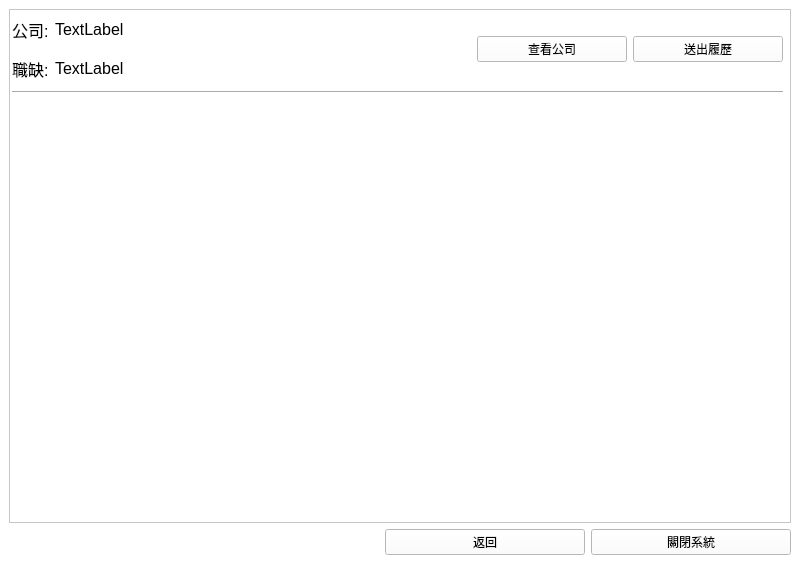
Qt form UI/user_search_interface.ui (smilesmilehero/Advanced_Python_final_project_resume_system) before a commit.
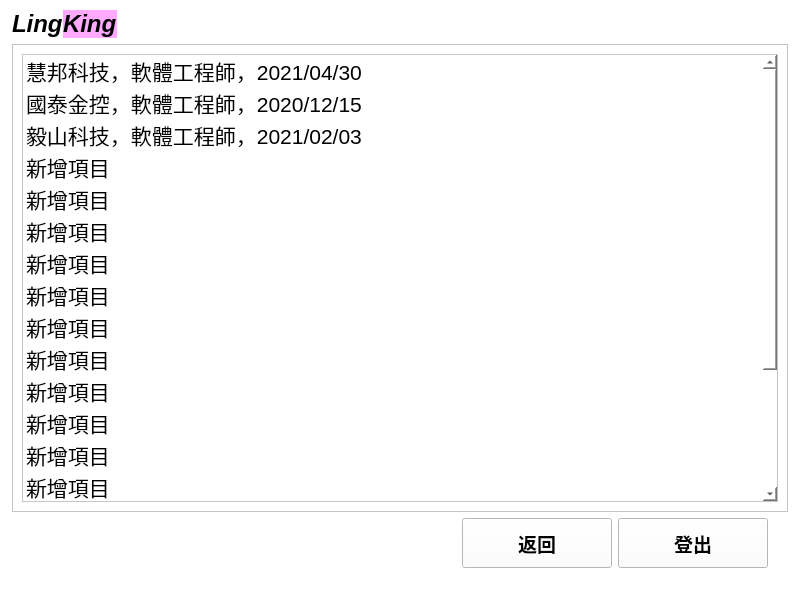
The same form after that commit.

The edit to the form file:
```diff
--- a/UI/user_search_interface.ui
+++ b/UI/user_search_interface.ui
@@ -7,7 +7,7 @@
     <x>0</x>
     <y>0</y>
     <width>800</width>
-    <height>586</height>
+    <height>600</height>
    </rect>
   </property>
   <property name="windowTitle">
@@ -17,8 +17,222 @@
    <string notr="true">background-color: rgb(255, 255, 255);</string>
   </property>
   <widget class="QWidget" name="centralwidget">
+   <layout class="QGridLayout" name="gridLayout_3">
+    <property name="leftMargin">
+     <number>12</number>
+    </property>
+    <property name="topMargin">
+     <number>10</number>
+    </property>
+    <property name="rightMargin">
+     <number>12</number>
+    </property>
+    <property name="bottomMargin">
+     <number>10</number>
+    </property>
+    <item row="0" column="0">
+     <layout class="QGridLayout" name="gridLayout_2">
+      <item row="0" column="0">
+       <layout class="QHBoxLayout" name="horizontalLayout_2">
+        <property name="spacing">
+         <number>0</number>
+        </property>
+        <item>
+         <widget class="QLabel" name="label">
+          <property name="enabled">
+           <bool>true</bool>
+          </property>
+          <property name="sizePolicy">
+           <sizepolicy hsizetype="Fixed" vsizetype="Fixed">
+            <horstretch>1</horstretch>
+            <verstretch>0</verstretch>
+           </sizepolicy>
+          </property>
+          <property name="font">
+           <font>
+            <pointsize>18</pointsize>
+            <weight>75</weight>
+            <italic>true</italic>
+            <bold>true</bold>
+            <strikeout>false</strikeout>
+           </font>
+          </property>
+          <property name="text">
+           <string>Ling</string>
+          </property>
+          <property name="textFormat">
+           <enum>Qt::PlainText</enum>
+          </property>
+          <property name="wordWrap">
+           <bool>false</bool>
+          </property>
+         </widget>
+        </item>
+        <item>
+         <widget class="QLabel" name="label_5">
+          <property name="sizePolicy">
+           <sizepolicy hsizetype="Fixed" vsizetype="Fixed">
+            <horstretch>2</horstretch>
+            <verstretch>0</verstretch>
+           </sizepolicy>
+          </property>
+          <property name="font">
+           <font>
+            <pointsize>18</pointsize>
+            <weight>75</weight>
+            <italic>true</italic>
+            <bold>true</bold>
+           </font>
+          </property>
+          <property name="styleSheet">
+           <string notr="true">background-color: rgb(255, 170, 255)</string>
+          </property>
+          <property name="text">
+           <string>King</string>
+          </property>
+         </widget>
+        </item>
+        <item>
+         <spacer name="horizontalSpacer_2">
+          <property name="orientation">
+           <enum>Qt::Horizontal</enum>
+          </property>
+          <property name="sizeType">
+           <enum>QSizePolicy::Expanding</enum>
+          </property>
+          <property name="sizeHint" stdset="0">
+           <size>
+            <width>40</width>
+            <height>20</height>
+           </size>
+          </property>
+         </spacer>
+        </item>
+       </layout>
+      </item>
+      <item row="1" column="0">
+       <widget class="QScrollArea" name="scrollArea">
+        <property name="widgetResizable">
+         <bool>true</bool>
+        </property>
+        <widget class="QWidget" name="scrollAreaWidgetContents">
+         <property name="geometry">
+          <rect>
+           <x>0</x>
+           <y>0</y>
+           <width>772</width>
+           <height>464</height>
+          </rect>
+         </property>
+         <layout class="QGridLayout" name="gridLayout_4">
+          <item row="0" column="0">
+           <widget class="QListWidget" name="listWidget">
+            <property name="font">
+             <font>
+              <pointsize>16</pointsize>
+             </font>
+            </property>
+            <item>
+             <property name="text">
+              <string>慧邦科技，軟體工程師，2021/04/30</string>
+             </property>
+            </item>
+            <item>
+             <property name="text">
+              <string>國泰金控，軟體工程師，2020/12/15</string>
+             </property>
+            </item>
+            <item>
+             <property name="text">
+              <string>毅山科技，軟體工程師，2021/02/03</string>
+             </property>
+            </item>
+            <item>
+             <property name="text">
+              <string>新增項目</string>
+             </property>
+            </item>
+            <item>
+             <property name="text">
+              <string>新增項目</string>
+             </property>
+            </item>
+            <item>
+             <property name="text">
+              <string>新增項目</string>
+             </property>
+            </item>
+            <item>
+             <property name="text">
+              <string>新增項目</string>
+             </property>
+            </item>
+            <item>
+             <property name="text">
+              <string>新增項目</string>
+             </property>
+            </item>
+            <item>
+             <property name="text">
+              <string>新增項目</string>
+             </property>
+            </item>
+            <item>
+             <property name="text">
+              <string>新增項目</string>
+             </property>
+            </item>
+            <item>
+             <property name="text">
+              <string>新增項目</string>
+             </property>
+            </item>
+            <item>
+             <property name="text">
+              <string>新增項目</string>
+             </property>
+            </item>
+            <item>
+             <property name="text">
+              <string>新增項目</string>
+             </property>
+            </item>
+            <item>
+             <property name="text">
+              <string>新增項目</string>
+             </property>
+            </item>
+            <item>
+             <property name="text">
+              <string>新增項目</string>
+             </property>
+            </item>
+            <item>
+             <property name="text">
+              <string>新增項目</string>
+             </property>
+            </item>
+            <item>
+             <property name="text">
+              <string>新增項目</string>
+             </property>
+            </item>
+            <item>
+             <property name="text">
+              <string>新增項目</string>
+             </property>
+            </item>
+           </widget>
+          </item>
+         </layout>
+        </widget>
+       </widget>
+      </item>
+     </layout>
+    </item>
+    <item row="1" column="0">
    <layout class="QGridLayout" name="gridLayout">
-    <item row="1" column="0">
+      <item row="0" column="0">
      <layout class="QHBoxLayout" name="horizontalLayout">
       <item>
        <spacer name="horizontalSpacer">
@@ -43,12 +257,16 @@
         </property>
         <property name="maximumSize">
          <size>
-          <width>200</width>
-          <height>30</height>
-         </size>
-        </property>
-        <property name="cursor">
-         <cursorShape>PointingHandCursor</cursorShape>
+            <width>150</width>
+            <height>50</height>
+           </size>
+          </property>
+          <property name="font">
+           <font>
+            <pointsize>14</pointsize>
+            <weight>75</weight>
+            <bold>true</bold>
+           </font>
         </property>
         <property name="text">
          <string>返回</string>
@@ -65,165 +283,41 @@
         </property>
         <property name="maximumSize">
          <size>
-          <width>200</width>
-          <height>30</height>
-         </size>
-        </property>
-        <property name="cursor">
-         <cursorShape>PointingHandCursor</cursorShape>
-        </property>
-        <property name="text">
-         <string>關閉系統</string>
-        </property>
-       </widget>
-      </item>
-     </layout>
-    </item>
-    <item row="0" column="0">
-     <widget class="QScrollArea" name="scrollArea">
-      <property name="widgetResizable">
-       <bool>true</bool>
-      </property>
-      <widget class="QWidget" name="scrollAreaWidgetContents">
-       <property name="geometry">
-        <rect>
-         <x>0</x>
-         <y>0</y>
-         <width>780</width>
-         <height>515</height>
-        </rect>
-       </property>
-       <property name="sizePolicy">
-        <sizepolicy hsizetype="Expanding" vsizetype="Expanding">
-         <horstretch>1</horstretch>
-         <verstretch>0</verstretch>
-        </sizepolicy>
-       </property>
-       <widget class="QWidget" name="layoutWidget">
-        <property name="geometry">
-         <rect>
-          <x>2</x>
-          <y>3</y>
-          <width>771</width>
-          <height>81</height>
-         </rect>
-        </property>
-        <layout class="QGridLayout" name="gridLayout_2">
-         <item row="0" column="0">
-          <widget class="QLabel" name="label">
-           <property name="sizePolicy">
-            <sizepolicy hsizetype="Fixed" vsizetype="Expanding">
-             <horstretch>0</horstretch>
-             <verstretch>0</verstretch>
-            </sizepolicy>
-           </property>
+            <width>150</width>
+            <height>50</height>
+           </size>
+          </property>
            <property name="font">
             <font>
-             <pointsize>12</pointsize>
+            <pointsize>14</pointsize>
+            <weight>75</weight>
+            <bold>true</bold>
             </font>
            </property>
            <property name="text">
-            <string>公司:</string>
+           <string>登出</string>
            </property>
           </widget>
          </item>
-         <item row="0" column="1">
-          <widget class="QLabel" name="show_company_name">
-           <property name="sizePolicy">
-            <sizepolicy hsizetype="Preferred" vsizetype="Preferred">
-             <horstretch>0</horstretch>
-             <verstretch>0</verstretch>
-            </sizepolicy>
-           </property>
-           <property name="font">
-            <font>
-             <pointsize>12</pointsize>
-            </font>
-           </property>
-           <property name="text">
-            <string>TextLabel</string>
-           </property>
-          </widget>
-         </item>
-         <item row="1" column="0">
-          <widget class="QLabel" name="label_3">
-           <property name="font">
-            <font>
-             <pointsize>12</pointsize>
-            </font>
-           </property>
-           <property name="text">
-            <string>職缺:</string>
-           </property>
-          </widget>
-         </item>
-         <item row="1" column="1">
-          <widget class="QLabel" name="show_job_wanted">
-           <property name="sizePolicy">
-            <sizepolicy hsizetype="Preferred" vsizetype="Expanding">
-             <horstretch>0</horstretch>
-             <verstretch>0</verstretch>
-            </sizepolicy>
-           </property>
-           <property name="font">
-            <font>
-             <pointsize>12</pointsize>
-            </font>
-           </property>
-           <property name="text">
-            <string>TextLabel</string>
-           </property>
-          </widget>
-         </item>
-         <item row="2" column="0" colspan="4">
-          <widget class="Line" name="line">
+        <item>
+         <spacer name="verticalSpacer">
            <property name="orientation">
-            <enum>Qt::Horizontal</enum>
-           </property>
-          </widget>
-         </item>
-         <item row="0" column="2" rowspan="2">
-          <widget class="QPushButton" name="look_company_BTN">
-           <property name="sizePolicy">
-            <sizepolicy hsizetype="Maximum" vsizetype="Maximum">
-             <horstretch>0</horstretch>
-             <verstretch>0</verstretch>
-            </sizepolicy>
-           </property>
-           <property name="maximumSize">
+           <enum>Qt::Vertical</enum>
+          </property>
+          <property name="sizeType">
+           <enum>QSizePolicy::Maximum</enum>
+          </property>
+          <property name="sizeHint" stdset="0">
             <size>
-             <width>150</width>
-             <height>16777215</height>
-            </size>
-           </property>
-           <property name="text">
-            <string>查看公司</string>
-           </property>
-          </widget>
-         </item>
-         <item row="0" column="3" rowspan="2">
-          <widget class="QPushButton" name="send_resume_BTN">
-           <property name="sizePolicy">
-            <sizepolicy hsizetype="Maximum" vsizetype="Maximum">
-             <horstretch>0</horstretch>
-             <verstretch>0</verstretch>
-            </sizepolicy>
-           </property>
-           <property name="maximumSize">
-            <size>
-             <width>150</width>
-             <height>16777215</height>
-            </size>
-           </property>
-           <property name="text">
-            <string>送出履歷</string>
-           </property>
-          </widget>
-         </item>
-        </layout>
-       </widget>
-      </widget>
-     </widget>
+            <width>20</width>
+            <height>50</height>
+           </size>
+          </property>
+         </spacer>
+        </item>
+       </layout>
+      </item>
+     </layout>
     </item>
    </layout>
   </widget>
```
Left out of the diff: 23 changed lines with no effect on the pictures. Lines whose indentation alone changed are shown as unchanged.
